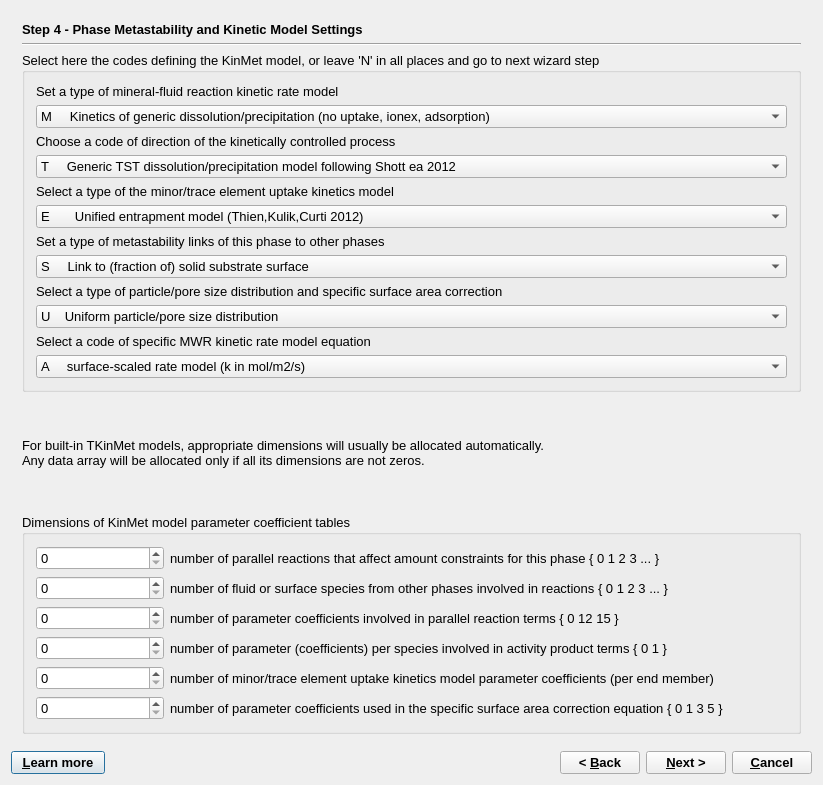
This is GUI/Dialogs4/PhaseWizard4.ui in gemshub/GEMSGUI as Qt 5 draws it before an edit. The edited form follows.
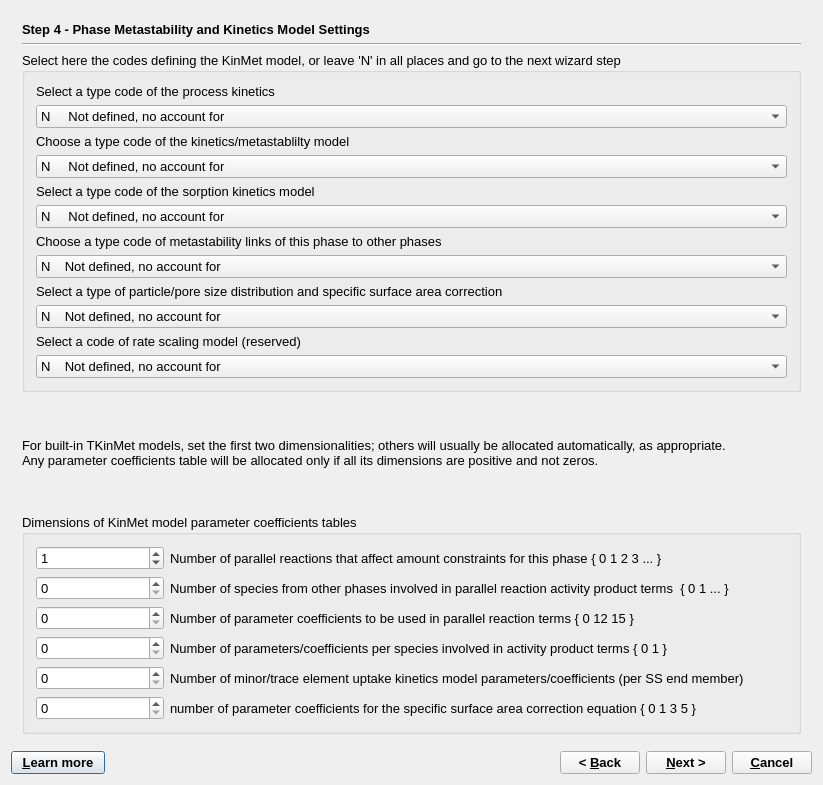
This is the edited form. The open tabs and pages were chosen to show the change.

Commit message: Formatting Phase window pages (still needs correction in Phase wizard).

Diff of the .ui file:
```diff
--- a/GUI/Dialogs4/PhaseWizard4.ui
+++ b/GUI/Dialogs4/PhaseWizard4.ui
@@ -1213,7 +1213,7 @@
           </font>
          </property>
          <property name="text">
-          <string>Step 4 - Phase Metastability and Kinetic Model Settings</string>
+          <string>Step 4 - Phase Metastability and Kinetics Model Settings</string>
          </property>
         </widget>
        </item>
@@ -1227,13 +1227,13 @@
        <item>
         <widget class="QGroupBox" name="groupBox_8">
          <property name="title">
-          <string>Select here the codes defining the KinMet model, or leave 'N' in all places and go to next wizard step </string>
+          <string>Select here the codes defining the KinMet model, or leave 'N' in all places and go to the next wizard step </string>
          </property>
          <layout class="QVBoxLayout" name="verticalLayout_9">
           <item>
            <widget class="QLabel" name="label_7">
             <property name="text">
-             <string>Set a type of mineral-fluid reaction kinetic rate model</string>
+             <string>Select a type code of the process kinetics</string>
             </property>
            </widget>
           </item>
@@ -1241,7 +1241,12 @@
            <widget class="QComboBox" name="kin_t2">
             <item>
              <property name="text">
-              <string>M     Kinetics of generic dissolution/precipitation (no uptake, ionex, adsorption)</string>
+              <string>N     Not defined, no account for</string>
+             </property>
+            </item>
+            <item>
+             <property name="text">
+              <string>M     Kinetics of generic dissolution/precipitation (no uptake, no ion exchange, no adsorption)</string>
              </property>
             </item>
             <item>
@@ -1274,12 +1279,17 @@
           <item>
            <widget class="QLabel" name="label_8">
             <property name="text">
-             <string>Choose a code of direction of the kinetically controlled process</string>
+             <string>Choose a type code of the kinetics/metastablilty model</string>
             </property>
            </widget>
           </item>
           <item>
            <widget class="QComboBox" name="kin_t3">
+            <item>
+             <property name="text">
+              <string>N     Not defined, no account for</string>
+             </property>
+            </item>
             <item>
              <property name="text">
               <string>T     Generic TST dissolution/precipitation model following Shott ea 2012</string>
@@ -1310,12 +1320,17 @@
           <item>
            <widget class="QLabel" name="label_9">
             <property name="text">
-             <string>Select a type of the minor/trace element uptake kinetics model</string>
+             <string>Select a type code of the sorption kinetics model</string>
             </property>
            </widget>
           </item>
           <item>
            <widget class="QComboBox" name="kin_t4">
+            <item>
+             <property name="text">
+              <string>N     Not defined, no account for</string>
+             </property>
+            </item>
             <item>
              <property name="text">
               <string>E       Unified entrapment model (Thien,Kulik,Curti 2012)</string>
@@ -1361,12 +1376,17 @@
           <item>
            <widget class="QLabel" name="label_10">
             <property name="text">
-             <string>Set a type of metastability links of this phase to other phases</string>
+             <string>Choose a type code of metastability links of this phase to other phases</string>
             </property>
            </widget>
           </item>
           <item>
            <widget class="QComboBox" name="kin_t5">
+            <item>
+             <property name="text">
+              <string>N    Not defined, no account for</string>
+             </property>
+            </item>
             <item>
              <property name="text">
               <string>S     Link to (fraction of) solid substrate surface</string>
@@ -1398,6 +1418,11 @@
           </item>
           <item>
            <widget class="QComboBox" name="kin_t6">
+            <item>
+             <property name="text">
+              <string>N    Not defined, no account for</string>
+             </property>
+            </item>
             <item>
              <property name="text">
               <string>U    Uniform particle/pore size distribution</string>
@@ -1423,12 +1448,17 @@
           <item>
            <widget class="QLabel" name="label_12">
             <property name="text">
-             <string>Select a code of specific MWR kinetic rate model equation</string>
+             <string>Select a code of rate scaling model (reserved)</string>
             </property>
            </widget>
           </item>
           <item>
            <widget class="QComboBox" name="kin_t7">
+            <item>
+             <property name="text">
+              <string>N    Not defined, no account for</string>
+             </property>
+            </item>
             <item>
              <property name="text">
               <string>A     surface-scaled rate model (k in mol/m2/s)</string>
@@ -1452,8 +1482,8 @@
        <item>
         <widget class="QLabel" name="label_6">
          <property name="text">
-          <string>For built-in TKinMet models, appropriate dimensions will usually be allocated automatically.
-Any data array will be allocated only if all its dimensions are not zeros. </string>
+          <string>For built-in TKinMet models, set the first two dimensionalities; others will usually be allocated automatically, as appropriate.
+Any parameter coefficients table will be allocated only if all its dimensions are positive and not zeros. </string>
          </property>
          <property name="wordWrap">
           <bool>true</bool>
@@ -1463,16 +1493,20 @@
        <item>
         <widget class="QGroupBox" name="groupBox_9">
          <property name="title">
-          <string>Dimensions of KinMet model parameter coefficient tables</string>
+          <string>Dimensions of KinMet model parameter coefficients tables</string>
          </property>
          <layout class="QGridLayout" name="gridLayout_7">
           <item row="0" column="0">
-           <widget class="QSpinBox" name="nPRk"/>
+           <widget class="QSpinBox" name="nPRk">
+            <property name="value">
+             <number>1</number>
+            </property>
+           </widget>
           </item>
           <item row="0" column="1">
            <widget class="QLabel" name="label_18">
             <property name="text">
-             <string>number of parallel reactions that affect amount constraints for this phase { 0 1 2 3 ... }</string>
+             <string>Number of parallel reactions that affect amount constraints for this phase { 0 1 2 3 ... }</string>
             </property>
            </widget>
           </item>
@@ -1482,7 +1516,7 @@
           <item row="1" column="1">
            <widget class="QLabel" name="label_19">
             <property name="text">
-             <string>number of fluid or surface species from other phases involved in reactions { 0 1 2 3 ... }</string>
+             <string>Number of species from other phases involved in parallel reaction activity product terms  { 0 1 ... }</string>
             </property>
            </widget>
           </item>
@@ -1492,7 +1526,7 @@
           <item row="2" column="1">
            <widget class="QLabel" name="label_20">
             <property name="text">
-             <string>number of parameter coefficients involved in parallel reaction terms { 0 12 15 }</string>
+             <string>Number of parameter coefficients to be used in parallel reaction terms { 0 12 15 }</string>
             </property>
            </widget>
           </item>
@@ -1502,7 +1536,7 @@
           <item row="3" column="1">
            <widget class="QLabel" name="label_23">
             <property name="text">
-             <string>number of parameter (coefficients) per species involved in activity product terms { 0 1 }                                 </string>
+             <string>Number of parameters/coefficients per species involved in activity product terms { 0 1 }                                 </string>
             </property>
            </widget>
           </item>
@@ -1512,7 +1546,7 @@
           <item row="4" column="1">
            <widget class="QLabel" name="label_21">
             <property name="text">
-             <string>number of minor/trace element uptake kinetics model parameter coefficients (per end member)</string>
+             <string>Number of minor/trace element uptake kinetics model parameters/coefficients (per SS end member)</string>
             </property>
            </widget>
           </item>
@@ -1522,7 +1556,7 @@
           <item row="5" column="1">
            <widget class="QLabel" name="label_24">
             <property name="text">
-             <string>number of parameter coefficients used in the specific surface area correction equation { 0 1 3 5 }</string>
+             <string>number of parameter coefficients for the specific surface area correction equation { 0 1 3 5 }</string>
             </property>
            </widget>
           </item>
```
Left out of the diff: 90 changed lines with no effect on the pictures. The commit also changes 4 other files.
